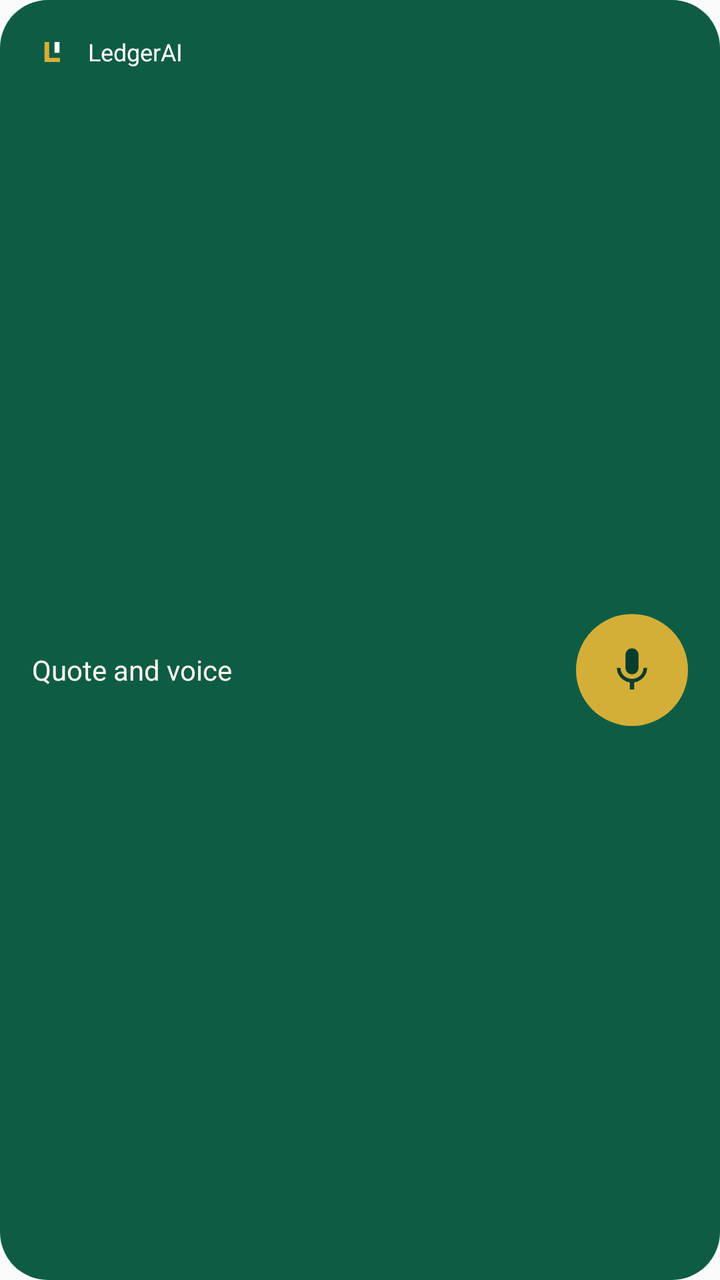
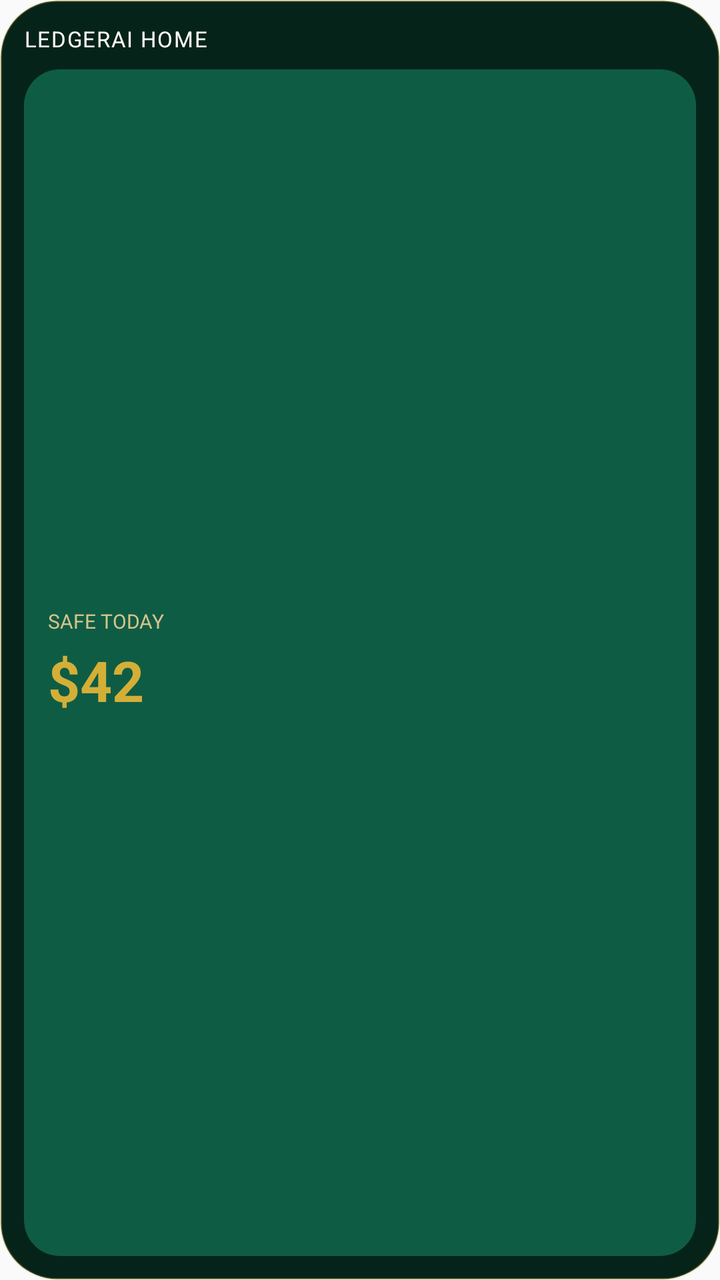

The first picture is an Android layout as it rendered before a commit; the second is the same layout after the commit. The layout source and the unified diff follow.
<!-- AndroidManifest.xml: application theme Theme.LedgerAI -->
<!-- res/layout/widget_preview.xml -->
<?xml version="1.0" encoding="utf-8"?>
<LinearLayout xmlns:android="http://schemas.android.com/apk/res/android"
    android:layout_width="match_parent"
    android:layout_height="match_parent"
    android:background="@drawable/widget_bg"
    android:orientation="vertical"
    android:padding="16dp">

    <LinearLayout
        android:layout_width="match_parent"
        android:layout_height="wrap_content"
        android:gravity="center_vertical"
        android:orientation="horizontal">

        <ImageView
            android:layout_width="20dp"
            android:layout_height="20dp"
            android:contentDescription="@null"
            android:src="@drawable/ic_logo" />

        <TextView
            android:layout_width="wrap_content"
            android:layout_height="wrap_content"
            android:layout_marginStart="8dp"
            android:text="@string/app_name"
            android:textColor="#FFFFFF"
            android:textSize="12sp" />
    </LinearLayout>

    <LinearLayout
        android:layout_width="match_parent"
        android:layout_height="0dp"
        android:layout_marginTop="10dp"
        android:layout_weight="1"
        android:gravity="center_vertical"
        android:orientation="horizontal">

        <TextView
            android:layout_width="0dp"
            android:layout_height="wrap_content"
            android:layout_marginEnd="12dp"
            android:layout_weight="1"
            android:ellipsize="end"
            android:maxLines="2"
            android:text="@string/widget_description"
            android:textColor="#FFF9EE"
            android:textSize="14sp" />

        <FrameLayout
            android:layout_width="56dp"
            android:layout_height="56dp"
            android:background="@drawable/widget_mic_bg">

            <ImageView
                android:layout_width="26dp"
                android:layout_height="26dp"
                android:layout_gravity="center"
                android:contentDescription="@null"
                android:src="@drawable/widget_mic" />
        </FrameLayout>
    </LinearLayout>

</LinearLayout>
<!-- resources referenced by this layout -->
<resources>
  <!-- drawable ic_logo (drawable) -->
  <?xml version="1.0" encoding="utf-8"?>
  <vector xmlns:android="http://schemas.android.com/apk/res/android"
      android:width="48dp"
      android:height="48dp"
      android:viewportWidth="48"
      android:viewportHeight="48">
      <path
          android:fillColor="#0F5C45"
          android:pathData="M12,0h24a12,12 0,0 1,12 12v24a12,12 0,0 1,-12 12h-24a12,12 0,0 1,-12 -12v-24a12,12 0,0 1,12 -12z" />
      <path
          android:fillColor="#D4AF37"
          android:pathData="M15,12h5.5v19h13v5h-18.5z" />
      <path
          android:fillColor="#FFFFFF"
          android:pathData="M27,12h6v13h-6z" />
  </vector>
  <!-- drawable widget_bg (drawable) -->
  <?xml version="1.0" encoding="utf-8"?>
  <shape xmlns:android="http://schemas.android.com/apk/res/android"
      android:shape="rectangle">
      <solid android:color="#0F5C45" />
      <corners android:radius="24dp" />
  </shape>
  <!-- drawable widget_mic (drawable) -->
  <?xml version="1.0" encoding="utf-8"?>
  <vector xmlns:android="http://schemas.android.com/apk/res/android"
      android:width="24dp"
      android:height="24dp"
      android:viewportWidth="24"
      android:viewportHeight="24">
      <path
          android:fillColor="#0A3D2E"
          android:pathData="M12,14c1.66,0 2.99,-1.34 2.99,-3L15,5c0,-1.66 -1.34,-3 -3,-3S9,3.34 9,5v6c0,1.66 1.34,3 3,3zM17.3,11c0,3 -2.54,5.1 -5.3,5.1S6.7,14 6.7,11H5c0,3.41 2.72,6.23 6,6.72V21h2v-3.28c3.28,-0.48 6,-3.3 6,-6.72h-1.7z" />
  </vector>
  <!-- drawable widget_mic_bg (drawable) -->
  <?xml version="1.0" encoding="utf-8"?>
  <shape xmlns:android="http://schemas.android.com/apk/res/android"
      android:shape="oval">
      <solid android:color="#D4AF37" />
  </shape>
  <string name="app_name">LedgerAI</string>
  <string name="widget_description">Quote and voice</string>
  <style name="Theme.LedgerAI" parent="android:Theme.Material.Light.NoActionBar" />
</resources>

<!-- the commit's change to res/layout/widget_preview.xml (unified diff, before → after) -->
@@ -2,62 +2,44 @@
 <LinearLayout xmlns:android="http://schemas.android.com/apk/res/android"
     android:layout_width="match_parent"
     android:layout_height="match_parent"
-    android:background="@drawable/widget_bg"
+    android:background="@drawable/widget_canvas_dark"
     android:orientation="vertical"
-    android:padding="16dp">
+    android:padding="12dp">
+
+    <TextView
+        android:layout_width="wrap_content"
+        android:layout_height="wrap_content"
+        android:text="@string/widget_home_label"
+        android:textColor="#FFFDF8"
+        android:textSize="11sp"
+        android:textAllCaps="true"
+        android:letterSpacing="0.05" />
 
     <LinearLayout
         android:layout_width="match_parent"
-        android:layout_height="wrap_content"
+        android:layout_height="0dp"
+        android:layout_marginTop="8dp"
+        android:layout_weight="1"
+        android:background="@drawable/widget_tile_bg"
         android:gravity="center_vertical"
-        android:orientation="horizontal">
-
-        <ImageView
-            android:layout_width="20dp"
-            android:layout_height="20dp"
-            android:contentDescription="@null"
-            android:src="@drawable/ic_logo" />
+        android:orientation="vertical"
+        android:padding="12dp">
 
         <TextView
             android:layout_width="wrap_content"
             android:layout_height="wrap_content"
-            android:layout_marginStart="8dp"
-            android:text="@string/app_name"
-            android:textColor="#FFFFFF"
-            android:textSize="12sp" />
-    </LinearLayout>
-
-    <LinearLayout
-        android:layout_width="match_parent"
-        android:layout_height="0dp"
-        android:layout_marginTop="10dp"
-        android:layout_weight="1"
-        android:gravity="center_vertical"
-        android:orientation="horizontal">
+            android:text="SAFE TODAY"
+            android:textColor="#D4C48A"
+            android:textSize="10sp" />
 
         <TextView
-            android:layout_width="0dp"
+            android:layout_width="wrap_content"
             android:layout_height="wrap_content"
-            android:layout_marginEnd="12dp"
-            android:layout_weight="1"
-            android:ellipsize="end"
-            android:maxLines="2"
-            android:text="@string/widget_description"
-            android:textColor="#FFF9EE"
-            android:textSize="14sp" />
-
-        <FrameLayout
-            android:layout_width="56dp"
-            android:layout_height="56dp"
-            android:background="@drawable/widget_mic_bg">
-
-            <ImageView
-                android:layout_width="26dp"
-                android:layout_height="26dp"
-                android:layout_gravity="center"
-                android:contentDescription="@null"
-                android:src="@drawable/widget_mic" />
-        </FrameLayout>
+            android:layout_marginTop="4dp"
+            android:text="$42"
+            android:textColor="#D4AF37"
+            android:textSize="28sp"
+            android:textStyle="bold" />
     </LinearLayout>
 
 </LinearLayout>
<!-- resource entries referenced after the edit -->
@@ -1,48 +1,23 @@
 <!-- resources referenced by this layout -->
 <resources>
-  <!-- drawable ic_logo (drawable) -->
+  <!-- drawable widget_canvas_dark (drawable) -->
   <?xml version="1.0" encoding="utf-8"?>
-  <vector xmlns:android="http://schemas.android.com/apk/res/android"
-      android:width="48dp"
-      android:height="48dp"
-      android:viewportWidth="48"
-      android:viewportHeight="48">
-      <path
-          android:fillColor="#0F5C45"
-          android:pathData="M12,0h24a12,12 0,0 1,12 12v24a12,12 0,0 1,-12 12h-24a12,12 0,0 1,-12 -12v-24a12,12 0,0 1,12 -12z" />
-      <path
-          android:fillColor="#D4AF37"
-          android:pathData="M15,12h5.5v19h13v5h-18.5z" />
-      <path
-          android:fillColor="#FFFFFF"
-          android:pathData="M27,12h6v13h-6z" />
-  </vector>
-  <!-- drawable widget_bg (drawable) -->
+  <shape xmlns:android="http://schemas.android.com/apk/res/android"
+      android:shape="rectangle">
+      <solid android:color="#06231A" />
+      <corners android:radius="28dp" />
+      <stroke
+          android:width="1dp"
+          android:color="#40D4AF37" />
+  </shape>
+  <!-- drawable widget_tile_bg (drawable) -->
   <?xml version="1.0" encoding="utf-8"?>
   <shape xmlns:android="http://schemas.android.com/apk/res/android"
       android:shape="rectangle">
       <solid android:color="#0F5C45" />
-      <corners android:radius="24dp" />
+      <corners android:radius="18dp" />
   </shape>
-  <!-- drawable widget_mic (drawable) -->
-  <?xml version="1.0" encoding="utf-8"?>
-  <vector xmlns:android="http://schemas.android.com/apk/res/android"
-      android:width="24dp"
-      android:height="24dp"
-      android:viewportWidth="24"
-      android:viewportHeight="24">
-      <path
-          android:fillColor="#0A3D2E"
-          android:pathData="M12,14c1.66,0 2.99,-1.34 2.99,-3L15,5c0,-1.66 -1.34,-3 -3,-3S9,3.34 9,5v6c0,1.66 1.34,3 3,3zM17.3,11c0,3 -2.54,5.1 -5.3,5.1S6.7,14 6.7,11H5c0,3.41 2.72,6.23 6,6.72V21h2v-3.28c3.28,-0.48 6,-3.3 6,-6.72h-1.7z" />
-  </vector>
-  <!-- drawable widget_mic_bg (drawable) -->
-  <?xml version="1.0" encoding="utf-8"?>
-  <shape xmlns:android="http://schemas.android.com/apk/res/android"
-      android:shape="oval">
-      <solid android:color="#D4AF37" />
-  </shape>
-  <string name="app_name">LedgerAI</string>
-  <string name="widget_description">Quote and voice</string>
+  <string name="widget_home_label">LedgerAI Home</string>
   <style name="Theme.LedgerAI" parent="android:Theme.Material.Light.NoActionBar" />
 </resources>
 
